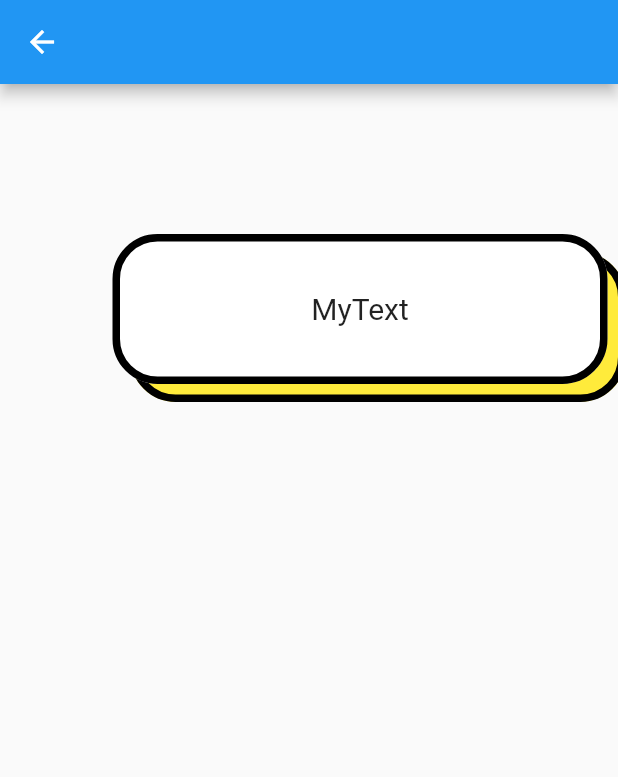
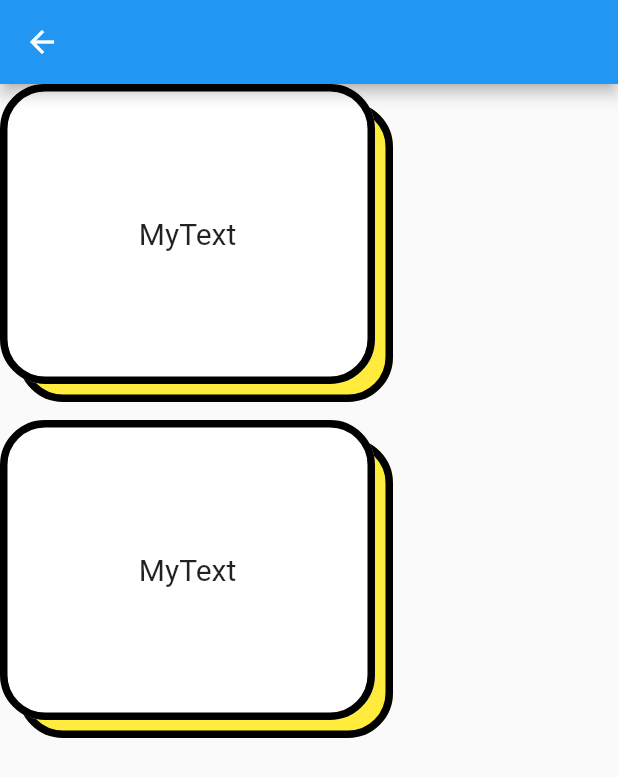
Before and after one commit to YUSUKESUP/Task_Tracker, a Flutter app: the SecondPage screen opened directly, on a phone screen of 412 x 824 dp. Shown: the top 777 px of the screen. Run offline on Flutter 3.47's test engine with Material 2 defaults, Android fonts, the phone set to English and light mode, and no system bars.

Commit message:
コンテイナーを縦に並べれるようにした

```diff
--- a/lib/second_page.dart
+++ b/lib/second_page.dart
@@ -13,14 +13,12 @@ class _SecondPageState extends State<SecondPage> {
   Widget build(BuildContext context) {
     return Scaffold(
       appBar: AppBar(),
-      body: Center(
-        child: Stack(
-          children: <Widget>[
-            Positioned(
-                top: 112,
-                left: 87,
-                width: 330,
-                height: 100,
+      body: Column(
+        children: [
+          Stack(
+            children: <Widget>[
+              Padding(
+                padding: const EdgeInsets.all(12),
                 child: Container(
                   width: 250,
                   height: 200,
@@ -39,13 +37,33 @@ class _SecondPageState extends State<SecondPage> {
                   child: Center(
                       child: Text("MyText", style: TextStyle(fontSize: 20))
                   ),
-                )
-            ),
-            Positioned(
-                top: 100,
-                left: 75,
-                width: 330,
-                height: 100,
+                ),
+              ),
+              Container(
+                width: 250,
+                height: 200,
+                decoration: BoxDecoration(
+                  border: Border.all(
+                    color: Colors.black,
+                    width: 5,
+                  ),
+                  borderRadius: BorderRadius.circular(30),
+                  boxShadow: [
+                    BoxShadow(
+                      color: Colors.white,
+                    ),
+                  ],
+                ),
+                child: Center(
+                    child: Text("MyText", style: TextStyle(fontSize: 20))
+                ),
+              ),
+            ],
+          ),
+          Stack(
+            children: <Widget>[
+              Padding(
+                padding: const EdgeInsets.all(12),
                 child: Container(
                   width: 250,
                   height: 200,
@@ -57,17 +75,37 @@ class _SecondPageState extends State<SecondPage> {
                     borderRadius: BorderRadius.circular(30),
                     boxShadow: [
                       BoxShadow(
-                        color: Colors.white,
+                        color: Colors.yellow,
                       ),
                     ],
                   ),
                   child: Center(
                       child: Text("MyText", style: TextStyle(fontSize: 20))
                   ),
-                )
-            ),
-          ],
-        ),
+                ),
+              ),
+              Container(
+                width: 250,
+                height: 200,
+                decoration: BoxDecoration(
+                  border: Border.all(
+                    color: Colors.black,
+                    width: 5,
+                  ),
+                  borderRadius: BorderRadius.circular(30),
+                  boxShadow: [
+                    BoxShadow(
+                      color: Colors.white,
+                    ),
+                  ],
+                ),
+                child: Center(
+                    child: Text("MyText", style: TextStyle(fontSize: 20))
+                ),
+              ),
+            ],
+          ),
+        ],
       ),
     );
   }
```
